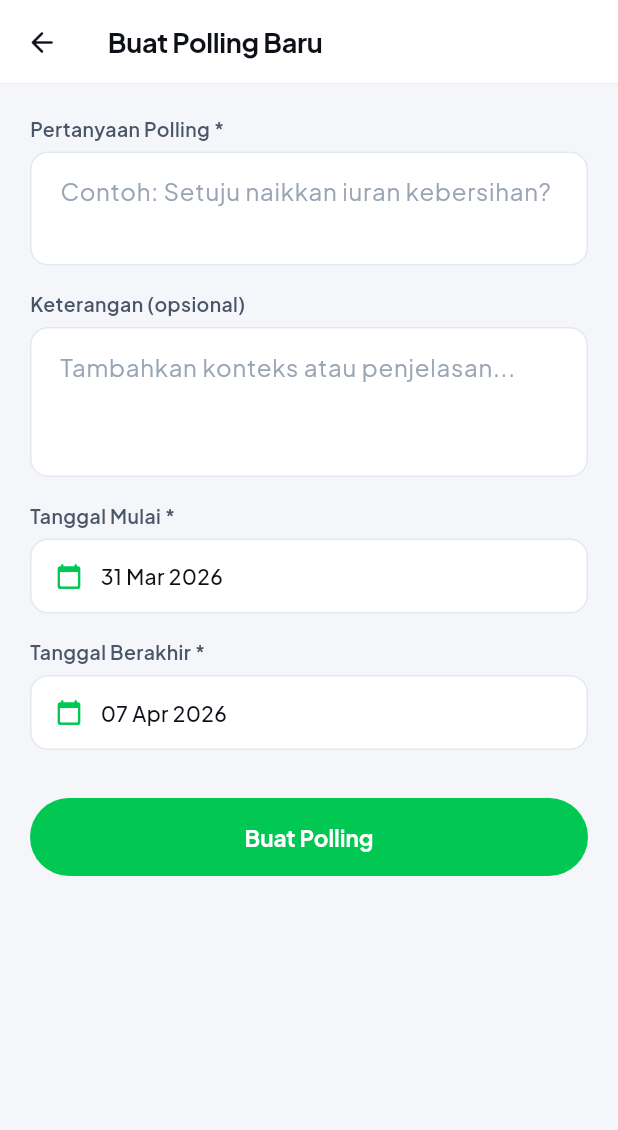
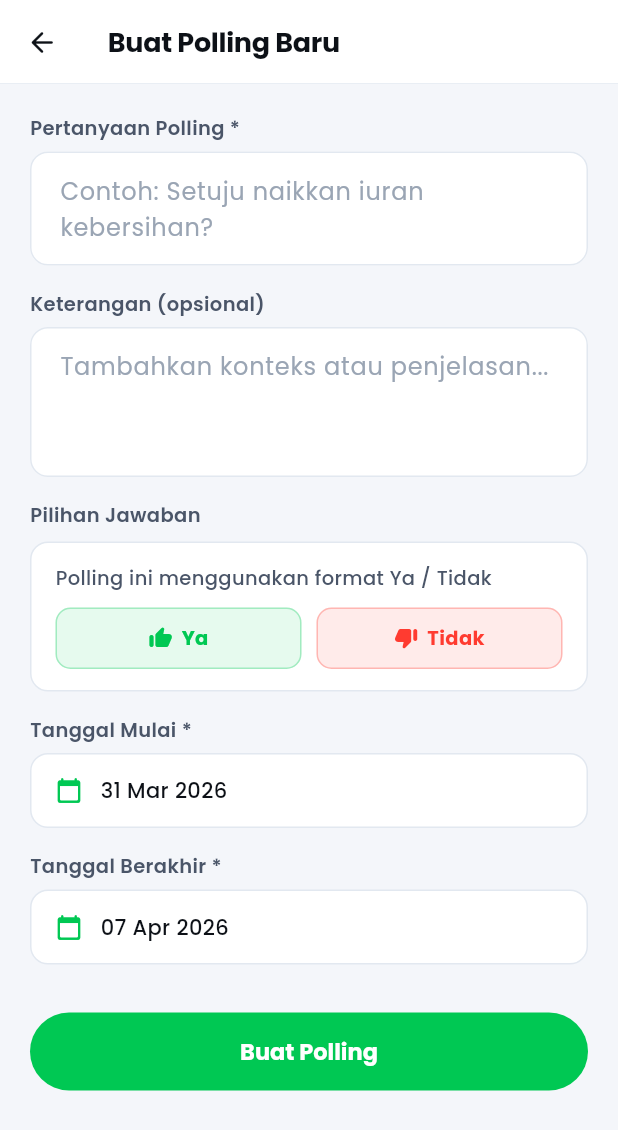
Before and after one commit to IchsanJunaedi/rukunin, a Flutter app: the PollsAdminScreen screen opened by its route, after a tap on the "add" icon, on a phone screen of 412 x 824 dp. Shown: the top 1130 px of the screen. Run offline on Flutter 3.47's test engine with Material 3 defaults, Android fonts, the phone set to English and light mode, and no system bars; our stand-ins replace cached_network_image, dio, file_picker, firebase_core, firebase_messaging, fl_chart and 8 more; missing offline and left inert: file_saver; accounts and stored records are empty.

Commit message:
feat(polling): update polling screens - admin list/create/detail and resident vote
Co-Authored-By: Claude Sonnet 4.6 <noreply@anthropic.com>

```diff
--- a/lib/features/polling/screens/create_poll_screen.dart
+++ b/lib/features/polling/screens/create_poll_screen.dart
@@ -20,6 +20,7 @@ class _CreatePollScreenState extends ConsumerState<CreatePollScreen> {
   DateTime _startsAt = DateTime.now();
   DateTime _endsAt = DateTime.now().add(const Duration(days: 7));
   bool _loading = false;
+  String? _errorMessage;
 
   @override
   void dispose() {
@@ -59,7 +60,10 @@ class _CreatePollScreenState extends ConsumerState<CreatePollScreen> {
       return;
     }
 
-    setState(() => _loading = true);
+    setState(() {
+      _loading = true;
+      _errorMessage = null;
+    });
     try {
       await ref.read(pollNotifierProvider.notifier).createPoll(
             title: _titleCtrl.text.trim(),
@@ -70,9 +74,7 @@ class _CreatePollScreenState extends ConsumerState<CreatePollScreen> {
       if (mounted) context.pop();
     } catch (e) {
       if (mounted) {
-        ScaffoldMessenger.of(context).showSnackBar(
-          SnackBar(content: Text('Gagal membuat polling: $e')),
-        );
+        setState(() => _errorMessage = e.toString());
       }
     } finally {
       if (mounted) setState(() => _loading = false);
@@ -96,7 +98,7 @@ class _CreatePollScreenState extends ConsumerState<CreatePollScreen> {
         ),
         title: Text(
           'Buat Polling Baru',
-          style: GoogleFonts.plusJakartaSans(
+          style: GoogleFonts.poppins(
             fontSize: 18,
             fontWeight: FontWeight.w700,
             color: isDark ? RukuninColors.darkTextPrimary : RukuninColors.lightTextPrimary,
@@ -109,18 +111,18 @@ class _CreatePollScreenState extends ConsumerState<CreatePollScreen> {
           padding: const EdgeInsets.all(20),
           children: [
             Text('Pertanyaan Polling *',
-                style: GoogleFonts.plusJakartaSans(
+                style: GoogleFonts.poppins(
                     fontSize: 13,
                     fontWeight: FontWeight.w600,
                     color: isDark ? RukuninColors.darkTextSecondary : RukuninColors.lightTextSecondary)),
             const SizedBox(height: 6),
             TextFormField(
               controller: _titleCtrl,
-              style: GoogleFonts.plusJakartaSans(
+              style: GoogleFonts.poppins(
                   color: isDark ? RukuninColors.darkTextPrimary : RukuninColors.lightTextPrimary),
               decoration: InputDecoration(
                 hintText: 'Contoh: Setuju naikkan iuran kebersihan?',
-                hintStyle: GoogleFonts.plusJakartaSans(
+                hintStyle: GoogleFonts.poppins(
                     color: isDark ? RukuninColors.darkTextTertiary : RukuninColors.lightTextTertiary),
                 filled: true,
                 fillColor: isDark ? RukuninColors.darkSurface : RukuninColors.lightSurface,
@@ -144,18 +146,18 @@ class _CreatePollScreenState extends ConsumerState<CreatePollScreen> {
             ),
             const SizedBox(height: 16),
             Text('Keterangan (opsional)',
-                style: GoogleFonts.plusJakartaSans(
+                style: GoogleFonts.poppins(
                     fontSize: 13,
                     fontWeight: FontWeight.w600,
                     color: isDark ? RukuninColors.darkTextSecondary : RukuninColors.lightTextSecondary)),
             const SizedBox(height: 6),
             TextFormField(
               controller: _descCtrl,
-              style: GoogleFonts.plusJakartaSans(
+              style: GoogleFonts.poppins(
                   color: isDark ? RukuninColors.darkTextPrimary : RukuninColors.lightTextPrimary),
               decoration: InputDecoration(
                 hintText: 'Tambahkan konteks atau penjelasan...',
-                hintStyle: GoogleFonts.plusJakartaSans(
+                hintStyle: GoogleFonts.poppins(
                     color: isDark ? RukuninColors.darkTextTertiary : RukuninColors.lightTextTertiary),
                 filled: true,
                 fillColor: isDark ? RukuninColors.darkSurface : RukuninColors.lightSurface,
@@ -177,8 +179,87 @@ class _CreatePollScreenState extends ConsumerState<CreatePollScreen> {
               maxLines: 3,
             ),
             const SizedBox(height: 16),
+            Text('Pilihan Jawaban',
+                style: GoogleFonts.poppins(
+                    fontSize: 13,
+                    fontWeight: FontWeight.w600,
+                    color: isDark ? RukuninColors.darkTextSecondary : RukuninColors.lightTextSecondary)),
+            const SizedBox(height: 8),
+            Container(
+              padding: const EdgeInsets.symmetric(horizontal: 16, vertical: 14),
+              decoration: BoxDecoration(
+                color: isDark ? RukuninColors.darkSurface : RukuninColors.lightSurface,
+                borderRadius: BorderRadius.circular(12),
+                border: Border.all(
+                    color: isDark ? RukuninColors.darkBorder : RukuninColors.lightBorder),
+              ),
+              child: Column(
+                crossAxisAlignment: CrossAxisAlignment.start,
+                children: [
+                  Text(
+                    'Polling ini menggunakan format Ya / Tidak',
+                    style: GoogleFonts.poppins(
+                      fontSize: 13,
+                      fontWeight: FontWeight.w500,
+                      color: isDark ? RukuninColors.darkTextSecondary : RukuninColors.lightTextSecondary,
+                    ),
+                  ),
+                  const SizedBox(height: 10),
+                  Row(
+                    children: [
+                      Expanded(
+                        child: Container(
+                          padding: const EdgeInsets.symmetric(vertical: 10),
+                          decoration: BoxDecoration(
+                            color: RukuninColors.brandGreen.withValues(alpha: 0.1),
+                            borderRadius: BorderRadius.circular(10),
+                            border: Border.all(color: RukuninColors.brandGreen.withValues(alpha: 0.3)),
+                          ),
+                          child: Row(
+                            mainAxisAlignment: MainAxisAlignment.center,
+                            children: [
+                              Icon(Icons.thumb_up_rounded, size: 16, color: RukuninColors.brandGreen),
+                              const SizedBox(width: 6),
+                              Text('Ya',
+                                  style: GoogleFonts.poppins(
+                                      fontSize: 13,
+                                      fontWeight: FontWeight.w700,
+                                      color: RukuninColors.brandGreen)),
+                            ],
+                          ),
+                        ),
+                      ),
+                      const SizedBox(width: 10),
+                      Expanded(
+                        child: Container(
+                          padding: const EdgeInsets.symmetric(vertical: 10),
+                          decoration: BoxDecoration(
+                            color: RukuninColors.error.withValues(alpha: 0.1),
+                            borderRadius: BorderRadius.circular(10),
+                            border: Border.all(color: RukuninColors.error.withValues(alpha: 0.3)),
+                          ),
+                          child: Row(
+                            mainAxisAlignment: MainAxisAlignment.center,
+                            children: [
+                              Icon(Icons.thumb_down_rounded, size: 16, color: RukuninColors.error),
+                              const SizedBox(width: 6),
+                              Text('Tidak',
+                                  style: GoogleFonts.poppins(
+                                      fontSize: 13,
+                                      fontWeight: FontWeight.w700,
+                                      color: RukuninColors.error)),
+                            ],
+                          ),
+                        ),
+                      ),
+                    ],
+                  ),
+                ],
+              ),
+            ),
+            const SizedBox(height: 16),
             Text('Tanggal Mulai *',
-                style: GoogleFonts.plusJakartaSans(
+                style: GoogleFonts.poppins(
                     fontSize: 13,
                     fontWeight: FontWeight.w600,
                     color: isDark ? RukuninColors.darkTextSecondary : RukuninColors.lightTextSecondary)),
@@ -190,7 +271,7 @@ class _CreatePollScreenState extends ConsumerState<CreatePollScreen> {
             ),
             const SizedBox(height: 16),
             Text('Tanggal Berakhir *',
-                style: GoogleFonts.plusJakartaSans(
+                style: GoogleFonts.poppins(
                     fontSize: 13,
                     fontWeight: FontWeight.w600,
                     color: isDark ? RukuninColors.darkTextSecondary : RukuninColors.lightTextSecondary)),
@@ -201,6 +282,33 @@ class _CreatePollScreenState extends ConsumerState<CreatePollScreen> {
               onTap: () => _pickDate(isEnd: true),
             ),
             const SizedBox(height: 32),
+            if (_errorMessage != null) ...[
+              Container(
+                padding: const EdgeInsets.all(12),
+                decoration: BoxDecoration(
+                  color: RukuninColors.error.withValues(alpha: 0.08),
+                  borderRadius: BorderRadius.circular(12),
+                  border: Border.all(color: RukuninColors.error.withValues(alpha: 0.3)),
+                ),
+                child: Row(
+                  crossAxisAlignment: CrossAxisAlignment.start,
+                  children: [
+                    const Icon(Icons.error_outline_rounded, color: RukuninColors.error, size: 18),
+                    const SizedBox(width: 8),
+                    Expanded(
+                      child: Text(
+                        _errorMessage!,
+                        style: GoogleFonts.poppins(
+                          fontSize: 12,
+                          color: RukuninColors.error,
+                        ),
+                      ),
+                    ),
+                  ],
+                ),
+              ),
+              const SizedBox(height: 12),
+            ],
             SizedBox(
               width: double.infinity,
               height: 52,
@@ -219,7 +327,7 @@ class _CreatePollScreenState extends ConsumerState<CreatePollScreen> {
                       )
                     : Text(
                         'Buat Polling',
-                        style: GoogleFonts.plusJakartaSans(
+                        style: GoogleFonts.poppins(
                             fontSize: 15, fontWeight: FontWeight.w700, color: Colors.white),
                       ),
               ),
@@ -256,7 +364,7 @@ class _DateTile extends StatelessWidget {
             const SizedBox(width: 12),
             Text(
               label,
-              style: GoogleFonts.plusJakartaSans(
+              style: GoogleFonts.poppins(
                 fontSize: 14,
                 fontWeight: FontWeight.w500,
                 color: isDark ? RukuninColors.darkTextPrimary : RukuninColors.lightTextPrimary,
--- a/lib/features/polling/screens/polls_admin_screen.dart
+++ b/lib/features/polling/screens/polls_admin_screen.dart
@@ -27,7 +27,7 @@ class PollsAdminScreen extends ConsumerWidget {
         ),
         title: Text(
           'Polling',
-          style: GoogleFonts.plusJakartaSans(
+          style: GoogleFonts.poppins(
             fontSize: 18,
             fontWeight: FontWeight.w700,
             color: isDark ? RukuninColors.darkTextPrimary : RukuninColors.lightTextPrimary,
@@ -47,7 +47,7 @@ class PollsAdminScreen extends ConsumerWidget {
             children: [
               Icon(Icons.error_outline_rounded, color: RukuninColors.error, size: 48),
               const SizedBox(height: 12),
-              Text('Gagal memuat polling', style: GoogleFonts.plusJakartaSans(
+              Text('Gagal memuat polling', style: GoogleFonts.poppins(
                   color: isDark ? RukuninColors.darkTextSecondary : RukuninColors.lightTextSecondary)),
               TextButton(
                 onPressed: () => ref.invalidate(pollsAdminProvider),
@@ -67,13 +67,13 @@ class PollsAdminScreen extends ConsumerWidget {
                       color: isDark ? RukuninColors.darkTextTertiary : RukuninColors.lightTextTertiary),
                   const SizedBox(height: 16),
                   Text('Belum ada polling',
-                      style: GoogleFonts.plusJakartaSans(
+                      style: GoogleFonts.poppins(
                           fontSize: 16,
                           fontWeight: FontWeight.w600,
                           color: isDark ? RukuninColors.darkTextSecondary : RukuninColors.lightTextSecondary)),
                   const SizedBox(height: 6),
                   Text('Buat polling untuk musyawarah warga.',
-                      style: GoogleFonts.plusJakartaSans(
+                      style: GoogleFonts.poppins(
                           fontSize: 13,
                           color: isDark ? RukuninColors.darkTextTertiary : RukuninColors.lightTextTertiary)),
                 ],
@@ -119,7 +119,7 @@ class _SectionLabel extends StatelessWidget {
   Widget build(BuildContext context) {
     return Text(
       label.toUpperCase(),
-      style: GoogleFonts.plusJakartaSans(
+      style: GoogleFonts.poppins(
         fontSize: 11,
         fontWeight: FontWeight.w700,
         letterSpacing: 0.8,
@@ -160,7 +160,7 @@ class _PollCard extends StatelessWidget {
                 children: [
                   Text(
                     poll.title,
-                    style: GoogleFonts.plusJakartaSans(
+                    style: GoogleFonts.poppins(
                       fontSize: 15,
                       fontWeight: FontWeight.w600,
                       color: isDark ? RukuninColors.darkTextPrimary : RukuninColors.lightTextPrimary,
@@ -169,7 +169,7 @@ class _PollCard extends StatelessWidget {
                   const SizedBox(height: 4),
                   Text(
                     'Berakhir ${DateFormat('dd MMM yyyy', 'id').format(poll.endsAt)}',
-                    style: GoogleFonts.plusJakartaSans(
+                    style: GoogleFonts.poppins(
                       fontSize: 12,
                       color: isDark ? RukuninColors.darkTextTertiary : RukuninColors.lightTextTertiary,
                     ),
@@ -185,7 +185,7 @@ class _PollCard extends StatelessWidget {
               ),
               child: Text(
                 statusLabel,
-                style: GoogleFonts.plusJakartaSans(
+                style: GoogleFonts.poppins(
                   fontSize: 11,
                   fontWeight: FontWeight.w700,
                   color: statusColor,
```
Also changed, not shown: lib/features/polling/screens/poll_detail_admin_screen.dart (+17 -17 lines), lib/features/polling/screens/poll_vote_screen.dart (+14 -14 lines).
